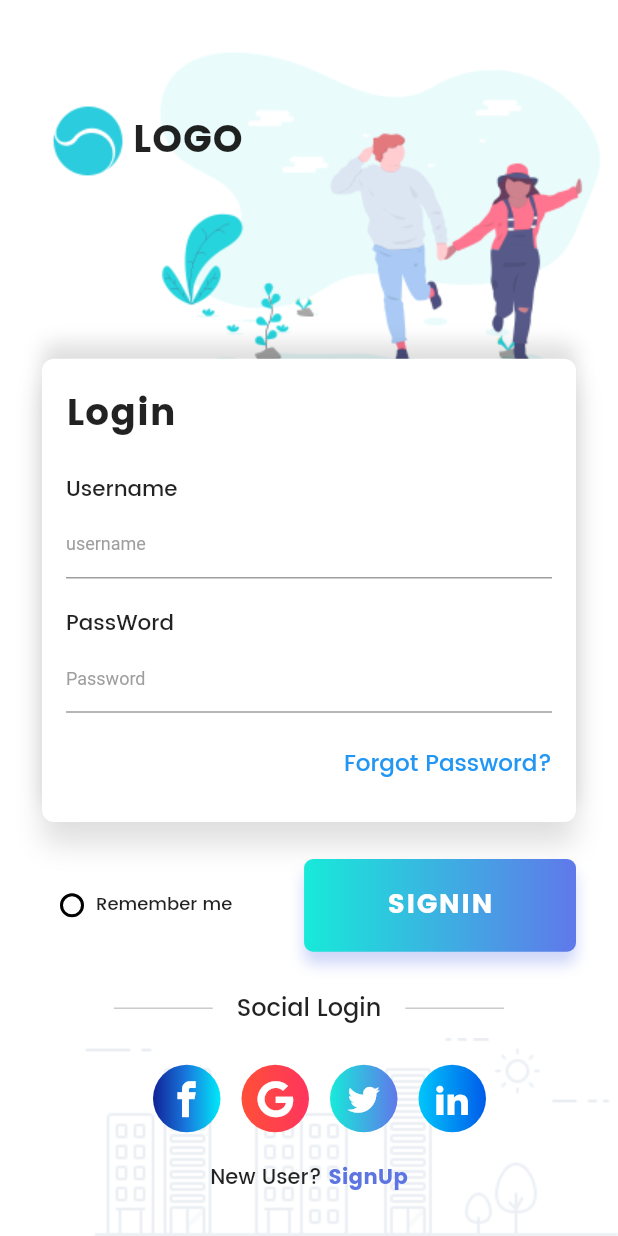
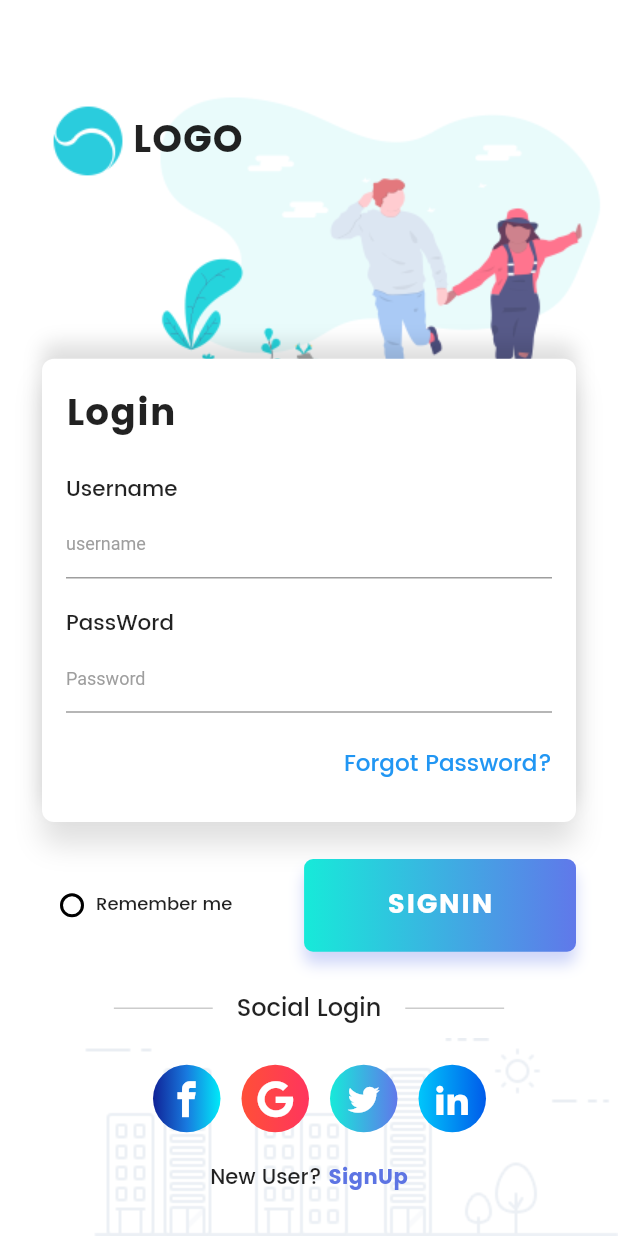
Before and after one commit to vcardona/Flutter-Login-Page-UI-Explained, a Flutter app: the screen it shows after launch, on a phone screen of 412 x 824 dp. Run offline on Flutter 3.47's test engine with Material 2 defaults, Android fonts, the phone set to English and light mode, and no system bars; our stand-ins replace flutter_screenutil.

Commit message:
Add png image padding

```diff
--- a/lib/main.dart
+++ b/lib/main.dart
@@ -64,7 +64,7 @@ class _MyAppState extends State<MyApp> {
             crossAxisAlignment: CrossAxisAlignment.end,
             children: <Widget>[
               Padding(
-                padding: EdgeInsets.only(top: 20.0),
+                padding: EdgeInsets.only(top: 50.0),
                 child: Image.asset("assets/image_01.png"),
               ),
               Expanded(
```
Also changed, not shown: Padding20.png (added), Padding50.png (added), 2 other files.
